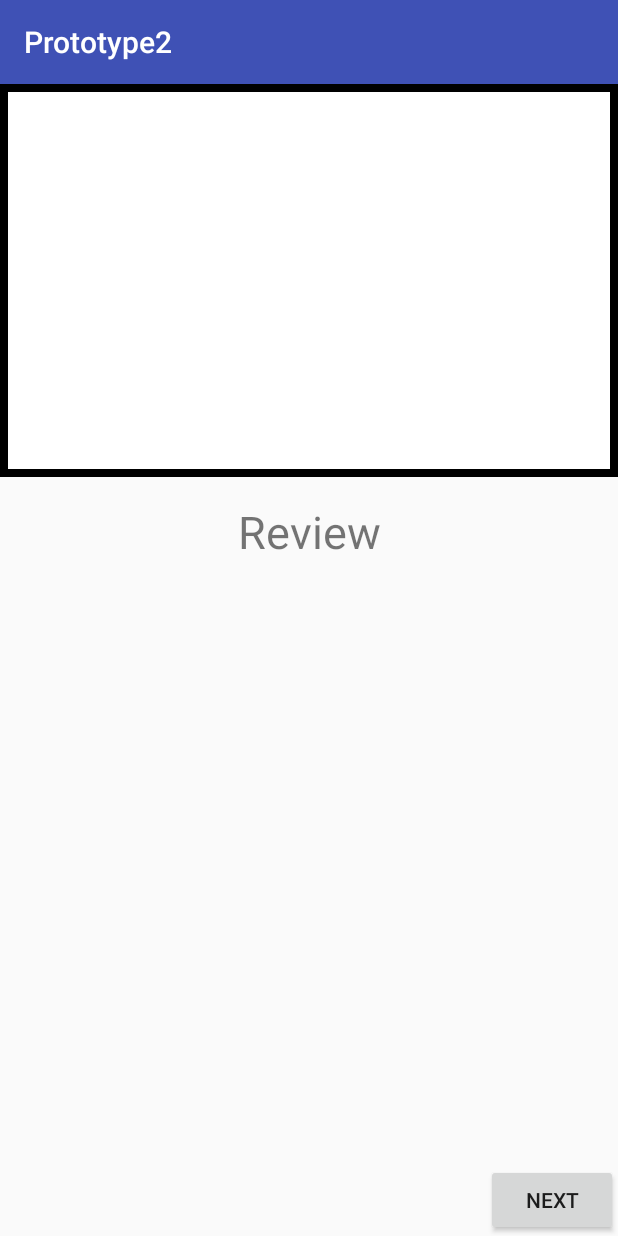
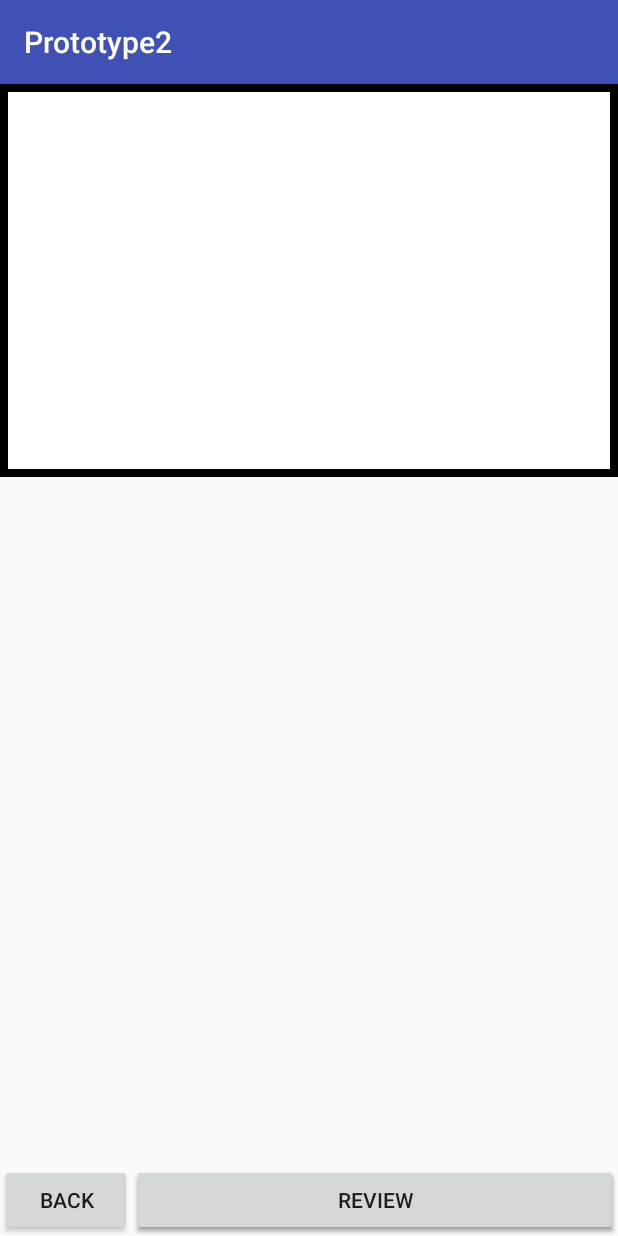
Before and after one commit to mmalone136/HonoursProject, an Android app: the SummaryActivity screen opened directly, with no data from a screen before it, on a phone screen of 412 x 824 dp. Run offline under Robolectric (Android 15) with nearby library versions, the phone set to English and light mode, and no system bars; 5 statements that could not run were skipped.

Commit message:
Fixed photo orientation issues, began on functionality for editing entries

```diff
--- a/app/src/main/java/com/example/mmalo/prototype2/SummaryActivity.java
+++ b/app/src/main/java/com/example/mmalo/prototype2/SummaryActivity.java
@@ -36,6 +36,7 @@ public class SummaryActivity extends AppCompatActivity {
     Timestamp entryTime;
     DiaryData currEntry;
     public static DiaryData theentry;
+    ListView dataList;
 
     @Override
     protected void onCreate(Bundle savedInstanceState) {
@@ -52,7 +53,7 @@ public class SummaryActivity extends AppCompatActivity {
         stringsofthings.add(String.valueOf(theentry.getTimestamp()));
         stringsofthings.add(theentry.getComment());
 
-        ListView dataList = (ListView) findViewById(R.id.listViewOfDatas);
+        dataList = (ListView) findViewById(R.id.listViewOfDatas);
         ListAdapter adapter = new ArrayAdapter<>(this, android.R.layout.simple_list_item_1, stringsofthings);
 
         currPhoto = readImageFromFile(theentry.getFilepath());//theentry.getPhotoData();
@@ -66,11 +67,24 @@ public class SummaryActivity extends AppCompatActivity {
     }
 
 
-    public void nextOption(View v) {
+    public void reviewData(View v) {
+        //Hide List View
+        //Show Text box containing existing text, allow typing to edit
+
+        dataList.setVisibility(View.INVISIBLE);
+
+        EditText comments = (EditText) findViewById(R.id.textComms);
+        comments.setVisibility(View.VISIBLE);
+        comments.setText(theentry.getComment());
+
+    }
+
+
+    public void saveReview(View v){
+        //Send updated comment to database
 
 
     }
-
 
 
 
--- a/app/src/main/res/layout/activity_ptaken.xml
+++ b/app/src/main/res/layout/activity_ptaken.xml
@@ -31,15 +31,14 @@
         android:layout_width="wrap_content"
         android:layout_height="wrap_content"
         android:id="@+id/buttonSubmit"
-        android:layout_alignParentBottom="true"
         android:layout_alignParentRight="true"
         android:layout_alignParentEnd="true"
         android:layout_marginRight="46dp"
         android:layout_marginEnd="46dp"
-        android:layout_marginBottom="13dp"
         android:onClick="submitForm"
         android:visibility="invisible"
-    />
+        android:layout_below="@+id/textComments"
+        android:layout_alignParentBottom="true" />
 
 
 
--- a/app/src/main/res/layout/summary_activity.xml
+++ b/app/src/main/res/layout/summary_activity.xml
@@ -4,6 +4,44 @@
     android:orientation="vertical" android:layout_width="match_parent"
     android:layout_height="match_parent">
 
+
+    <Button
+        android:text="Review"
+        android:layout_width="wrap_content"
+        android:layout_height="wrap_content"
+        android:id="@+id/buttonReview"
+        android:onClick="reviewData"
+        android:layout_alignParentBottom="true"
+        android:layout_alignParentRight="true"
+        android:layout_alignParentEnd="true"
+        android:layout_toRightOf="@+id/button3"
+        android:layout_toEndOf="@+id/button3"
+        android:layout_alignTop="@+id/button3" />
+
+
+
+    <Button
+        android:text="Review"
+        android:layout_width="wrap_content"
+        android:layout_height="wrap_content"
+        android:id="@+id/buttonSave"
+        android:onClick="saveReview"
+        android:layout_alignParentBottom="true"
+        android:layout_alignParentRight="true"
+        android:layout_alignParentEnd="true"
+        android:layout_toRightOf="@+id/button3"
+        android:layout_toEndOf="@+id/button3"
+        android:layout_alignTop="@+id/button3" />
+
+    <Button
+        android:text="Back"
+        android:layout_width="wrap_content"
+        android:layout_height="wrap_content"
+        android:id="@+id/button3"
+
+        android:layout_alignParentBottom="true"
+        android:layout_alignParentLeft="true"
+        android:layout_alignParentStart="true" />
 
 
     <ImageView
@@ -13,52 +51,44 @@
         android:id="@+id/imagePhoto"
         android:padding = "10sp"
 
+        android:background="@drawable/image_back"
         android:layout_alignParentTop="true"
         android:layout_alignParentLeft="true"
         android:layout_alignParentStart="true"
-        android:layout_alignParentRight="true"
-        android:layout_alignParentEnd="true"
-        android:background="@drawable/image_back"/>
-
-    <TextView
-        android:text="Review"
-        android:layout_width="wrap_content"
-        android:layout_height="wrap_content"
-        android:layout_below="@+id/imagePhoto"
-        android:layout_marginTop="16dp"
-        android:id="@+id/textView6"
-        android:layout_alignParentRight="true"
-        android:layout_alignParentEnd="true"
-        android:layout_alignParentLeft="true"
-        android:layout_alignParentStart="true"
-        android:textSize="30sp"
-        android:textAlignment="center"
-        />
-
-
-    <Button
-        android:text="Next"
-        android:layout_width="wrap_content"
-        android:layout_height="wrap_content"
-        android:id="@+id/buttonNextFeedback"
-        android:onClick="nextOption"
-        android:layout_alignParentBottom="true"
         android:layout_alignParentRight="true"
         android:layout_alignParentEnd="true" />
 
     <ListView
         android:layout_width="match_parent"
         android:layout_height="match_parent"
-        android:layout_below="@+id/textView6"
-        android:layout_alignParentLeft="true"
-        android:layout_alignParentStart="true"
-        android:layout_above="@+id/buttonNextFeedback"
         android:id="@+id/listViewOfDatas"
         android:layout_weight="0.84"
         android:divider="#c2b35b"
         android:dividerHeight="2dp"
         android:drawSelectorOnTop="false"
-        android:contextClickable="false"/>
+        android:contextClickable="false"
+        android:layout_below="@+id/imagePhoto"
+        android:layout_alignParentLeft="true"
+        android:layout_alignParentStart="true"
+
+        />
+
+    <EditText
+        android:layout_width="wrap_content"
+        android:layout_height="wrap_content"
+        android:inputType="textPersonName"
+        android:visibility="invisible"
+        android:ems="10"
+        android:id="@+id/textComms"
+
+        android:minHeight="100dp"
+
+        android:layout_below="@+id/imagePhoto"
+        android:layout_alignParentLeft="true"
+        android:layout_alignParentStart="true"
+        android:layout_alignParentRight="true"
+        android:layout_alignParentEnd="true"
+        android:layout_above="@+id/buttonNextFeedback" />
 
 
 </RelativeLayout>
```
Also changed, not shown: app/src/main/AndroidManifest.xml (+8 -12 lines), app/src/main/java/com/example/mmalo/prototype2/CameraActivity.java (+10 -12 lines), app/src/main/java/com/example/mmalo/prototype2/EditEntryActivity.java (added, +23 -0 lines), app/src/main/res/layout/activity_editentry.xml (added, +30 -0 lines).
